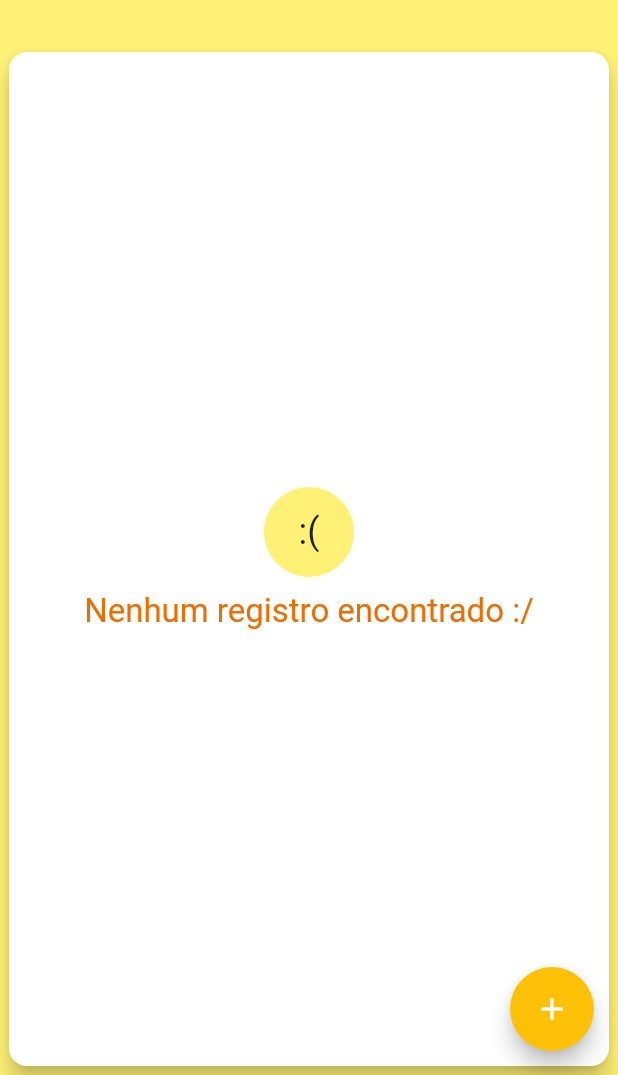
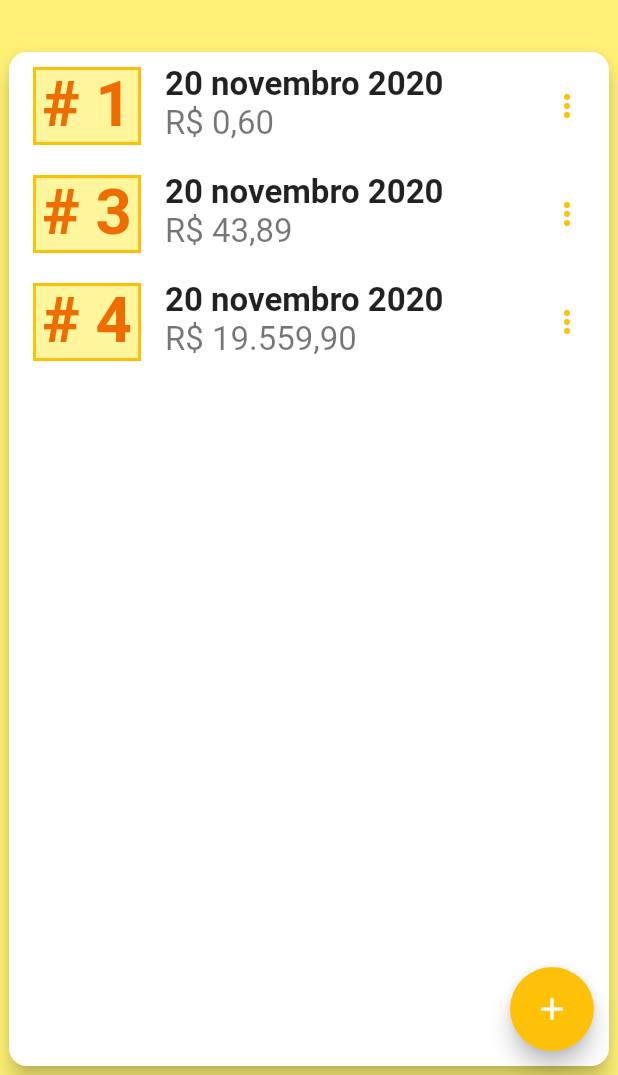
Before and after one commit to joaovperin/my_orders, a Flutter app: the OrderPage screen opened directly, after a tap on the "more vert" icon, on a phone screen of 412 x 824 dp, the part 161-1236 px from its top. Run offline on Flutter 3.47's test engine with Material 2 defaults, Android fonts, the phone set to English and light mode, and no system bars; drawn by our look-alikes of focused_menu; our stand-ins replace badges, sqflite; accounts and stored records are empty.

Commit message:
fixed a huge bug on providers, who caused the lists not to update on change anymore. also added some dummy data to database

```diff
--- a/lib/main.dart
+++ b/lib/main.dart
@@ -101,7 +101,7 @@ class AppRouter extends StatelessWidget {
   }) : super(key: key);
 
 // Definição das rotas da aplicação
-  Map get routes => {
+  Map<String, Widget Function(BuildContext)> get routes => {
         // Home (módulos)
         AppRoutes.HOME_PAGE: (ctx) => MyHomePage(),
         // Login
--- a/lib/modules/home_page.dart
+++ b/lib/modules/home_page.dart
@@ -2,7 +2,6 @@ import 'package:flutter/material.dart';
 import 'package:my_orders/modules/user/logged_user_provider.dart';
 import 'package:my_orders/utils/app-routes.dart';
 import 'package:my_orders/utils/navigator.dart';
-import 'package:my_orders/utils/ui.dart';
 import 'package:my_orders/widgets/app_logo.dart';
 import 'package:my_orders/widgets/app_title_text.dart';
 import 'package:my_orders/widgets/app_user_menu.dart';
@@ -39,7 +38,7 @@ class MyHomePage extends StatelessWidget {
       child: Column(
         mainAxisAlignment: MainAxisAlignment.start,
         children: <Widget>[
-          AppTitleText('Seja bem vindo, ${userProvider.name}', height: kSuperiorContainerSize),
+          AppTitleText('Seja bem vindo, ${userProvider?.name ?? "Usuário"}', height: kSuperiorContainerSize),
           _itemCard(ctx, 'Clientes', () => pushNamed(ctx, AppRoutes.CUSTOMER_LIST)),
           _itemCard(ctx, 'Produtos', () => pushNamed(ctx, AppRoutes.PRODUCT_LIST)),
           _itemCard(ctx, 'Pedidos', () => pushNamed(ctx, AppRoutes.ORDER_LIST)),
--- a/lib/modules/order/order_item/order_item_model.dart
+++ b/lib/modules/order/order_item/order_item_model.dart
@@ -49,17 +49,6 @@ class OrderItem extends AbstractModel<OrderItem> {
     );
   }
 
-  Map<String, dynamic> toMap() {
-    return {
-      'id': id,
-      'orderId': orderId,
-      'sequence': sequence,
-      'productId': productId,
-      'quantity': quantity,
-      'value': value,
-    };
-  }
-
   factory OrderItem.fromMap(Map<String, dynamic> map) {
     if (map == null) return null;
 
@@ -99,4 +88,15 @@ class OrderItem extends AbstractModel<OrderItem> {
   int get hashCode {
     return id.hashCode ^ orderId.hashCode ^ sequence.hashCode ^ productId.hashCode ^ quantity.hashCode ^ value.hashCode;
   }
+
+  Map<String, dynamic> toMap() {
+    return {
+      'id': id,
+      'orderId': orderId,
+      'sequence': sequence,
+      'productId': productId,
+      'quantity': quantity,
+      'value': value,
+    };
+  }
 }
--- a/lib/modules/order/order_page.dart
+++ b/lib/modules/order/order_page.dart
@@ -84,7 +84,7 @@ class OrderPage extends StatelessWidget {
                           width: 60,
                           child: FittedBox(
                             fit: BoxFit.fitWidth,
-                            child: _boldText('# ${order.id}'),
+                            child: _boldText('# ${order.customerId}'),
                           ),
                         ),
                       ),
--- a/lib/modules/order/orders_provider.dart
+++ b/lib/modules/order/orders_provider.dart
@@ -1,5 +1,7 @@
 import 'package:my_orders/modules/customer/customer_model.dart';
 import 'package:my_orders/utils/abstract_model.dart';
+import 'package:my_orders/utils/date-utils.dart';
+import 'package:my_orders/utils/number-utils.dart';
 
 import 'order_model.dart';
 
@@ -20,11 +22,11 @@ class OrdersPageProvider extends AbstractModelListProvider<Order> {
   }
 
   String fmtEntryDate(Order order) {
-    return '20/11/2020';
+    return fmtDateTime(order.entryDate);
   }
 
   String fmtTotalValue(Order order) {
-    return r'R$ 50.23';
+    return fmtMoney(order.totalValue);
   }
 
   Order fromMap(Map<String, dynamic> map) {
--- a/lib/utils/abstract_model.dart
+++ b/lib/utils/abstract_model.dart
@@ -89,6 +89,7 @@ abstract class AbstractModelListProvider<T extends AbstractModel> with ChangeNot
 
   Future<T> save(T register) async {
     final newRegister = await dao.save(register);
+    _list.add(newRegister);
     notifyListeners();
     return newRegister;
   }
@@ -111,6 +112,7 @@ abstract class AbstractModelListProvider<T extends AbstractModel> with ChangeNot
 
   Future<void> delete(T register) async {
     await dao.delete(register);
+    _list.remove(register);
     notifyListeners();
   }
 
@@ -125,12 +127,4 @@ abstract class AbstractModelListProvider<T extends AbstractModel> with ChangeNot
   T getByIndex(int index) {
     return _list[index];
   }
-
-  void afterSave(register) {
-    _list.add(register);
-  }
-
-  void afterDelete(register) {
-    _list.remove(register);
-  }
 }
--- a/lib/utils/db-utils.dart
+++ b/lib/utils/db-utils.dart
@@ -4,32 +4,28 @@ import 'package:path/path.dart' as path;
 class DbUtils {
   static Future<sql.Database> database() async {
     final dbPath = await sql.getDatabasesPath();
-
+    // Defines a function to restart the database
+    final Function restartDbFunction = (db) => Future.wait([
+          ..._dropTablesIfExists(),
+          ..._createTables(),
+          ..._insertDummyData(),
+        ].map(
+          (sqlCommand) => db.execute(sqlCommand),
+        ));
+    // Open the database
     return sql.openDatabase(
       path.join(dbPath, 'banco.db'),
-      version: 9,
+      version: 16,
       // onUpgrade, drop and create tables
-      onUpgrade: (db, oldVersion, newVersion) {
-        return Future.wait([
-          ..._dropTables().map(
-            (sqlCommand) => db.execute(sqlCommand),
-          ),
-          ..._createTables().map(
-            (sqlCommand) => db.execute(sqlCommand),
-          )
-        ]);
-      },
+      onUpgrade: (db, oldVersion, newVersion) => restartDbFunction.call(db),
       // onCreate, just create tables
-      onCreate: (db, version) {
-        return Future.wait(_createTables().map(
-          (sqlCommand) => db.execute(sqlCommand),
-        ));
-      },
+      onCreate: (db, version) => restartDbFunction.call(db),
     );
   }
 
-  static List<String> _dropTables() {
+  static List<String> _dropTablesIfExists() {
     return [
+      'DROP TABLE IF EXISTS [user]',
       'DROP TABLE IF EXISTS [order_item]',
       'DROP TABLE IF EXISTS [order]',
       'DROP TABLE IF EXISTS [product]',
@@ -39,9 +35,18 @@ class DbUtils {
 
   static List<String> _createTables() {
     return [
+      '''CREATE TABLE [user] (
+                id INTEGER PRIMARY KEY,
+                name TEXT,
+                email TEXT,
+                password TEXT,
+                picture TEXT
+            )''',
       '''CREATE TABLE [customer] (
                 id INTEGER PRIMARY KEY,
                 name TEXT,
+                email TEXT,
+                phone TEXT,
                 address TEXT
             )''',
       '''CREATE TABLE [product] (
@@ -52,18 +57,63 @@ class DbUtils {
             )''',
       '''CREATE TABLE [order_item] (
                 id INTEGER PRIMARY KEY,
-                order_id INTEGER,
+                orderId INTEGER,
                 sequence INTEGER,
-                product_id INTEGER,
+                productId INTEGER,
                 quantity REAL,
                 value REAL
             )''',
       '''CREATE TABLE [order] (
                 id INTEGER PRIMARY KEY,
-                customer_id INTEGER,
-                entry_date INTEGER,
-                total_value REAL
+                customerId INTEGER,
+                entryDate INTEGER,
+                totalValue REAL
             )''',
+    ];
+  }
+
+  static List<String> _insertDummyData() {
+    return [
+      // Users
+      r'''INSERT INTO [user] (name, email, password, picture) VALUES
+      ('Judith Harvey', 'judith.harvey@example.com', 'merlin1', 'https://randomuser.me/api/portraits/women/68.jpg'),
+      ('Levi Hayes', 'levi.hayes@example.com', 'plymouth', 'https://randomuser.me/api/portraits/men/19.jpg'),
+      ('Cory Burke', 'cory.burke@example.com', 'johnny5', NULL),
+      ('Colleen Washington', 'colleen.washington@example.com', 'beethove', 'https://randomuser.me/api/portraits/women/90.jpg'),
+      ('Alex Reed', 'alex.reed@example.com', 'magnum', 'https://randomuser.me/api/portraits/women/60.jpg')''',
+      // Customers
+      r'''INSERT INTO [customer] (name, email, phone, address) VALUES
+      ('Carmen Oliver', 'carmen.oliver@example.com', NULL, '9637 E Sandy Lake Rd'),
+      ('Russell Mitchelle', 'russell.mitchelle@example.com', NULL, '12 Adams St'),
+      ('Isobel Alexander', 'isobel.alexander@example.com', NULL, '8328 White Oak Dr'),
+      ('Adam Palmer', 'adam.palmer@example.com', NULL, '320 Plum St'),
+      ('Jack Hart', 'jack.hart@example.com', NULL, '995 Spring Hill Rd'),
+      ('Tammy Wells', 'tammy.wells@example.com', NULL, '7666 E Little York Rd'),
+      ('Franklin Andrews', 'franklin.andrews@example.com', NULL, '8965 Mcgowen St'),
+      ('Ben Morales', 'ben.morales@example.com', NULL, '4053 Homestead Rd'),
+      ('Eileen Torres', 'elen.torres@example.com', NULL, '4871 Spring St')''',
+      // Products
+      r'''INSERT INTO [product] (description, reference, value) VALUES
+      ('Chocolate Cake', 'Good Chocolate Cake', 10.32),
+      ('Strawberry Cake', 'Gross Strawberry Cake', 10.32),
+      ('Gum', 'BubbleGum', 0.20),
+      ('Potato', 'Potato for everyone', 3.19),
+      ('Beer', 'Simple pilsen Beer', 3.99),
+      ('Lagger Beer', 'A Good Beer', 4.99),
+      ('Car', 'A last generation car', 89900),
+      ('Bike', 'A small bike', 659.90),
+      ('PlayStatlon X5', 'A video game', 3780.00)''',
+      // Orders
+      r'''INSERT INTO [order] (id, customerId, entryDate, totalValue) VALUES
+      (1, 1, 1605906713783, .60),
+      (2, 3, 1605908350521, 43.89),
+      (3, 4, 1605908350521, 19559.9)''',
+      // Order Items
+      r'''INSERT INTO [order_item] (orderId, sequence, productId, quantity, value) VALUES
+      (1, 1, 3, 3, .20),
+      (2, 1, 3, 20, .20), (2, 2, 5, 6, 3.99), (2, 3, 4, 5, 3.19),
+      (3, 1, 9, 6, 3780), (3, 2, 8, 1, 659.90)
+      ''',
     ];
   }
 
--- a/lib/widgets/app_title_text.dart
+++ b/lib/widgets/app_title_text.dart
@@ -16,7 +16,7 @@ class AppTitleText extends StatelessWidget {
     return Container(
       height: height,
       child: Center(
-        child: Text(text, style: TextStyle(fontSize: 32)),
+        child: Text(text, style: const TextStyle(fontSize: 32)),
       ),
     );
   }
```
